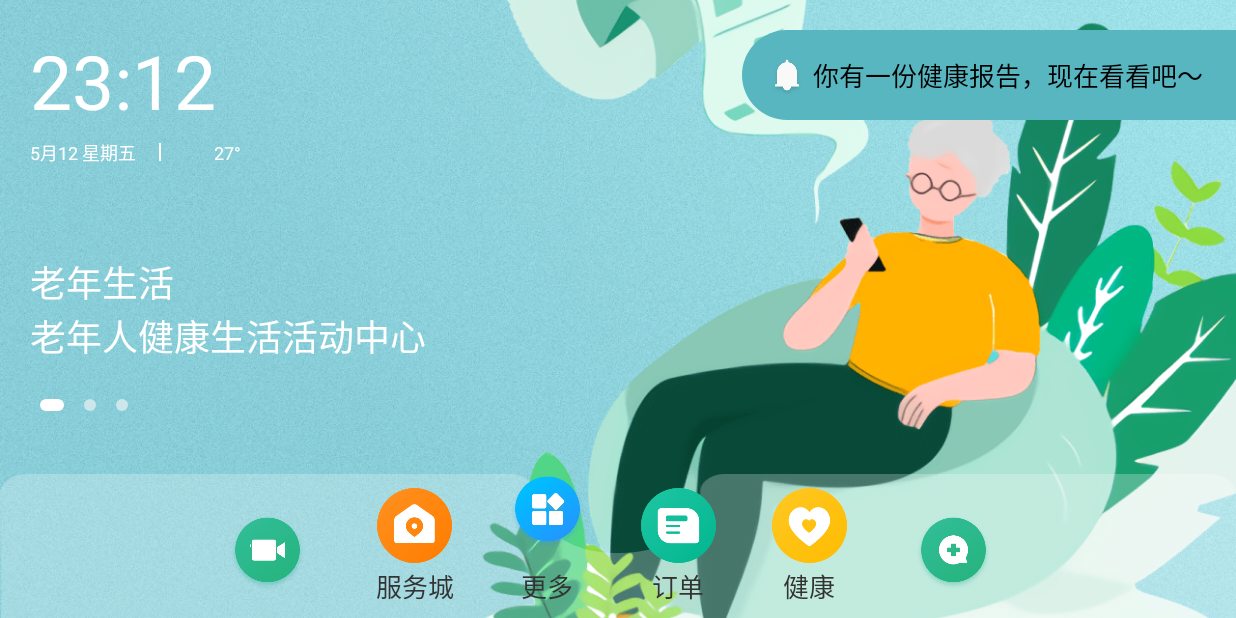
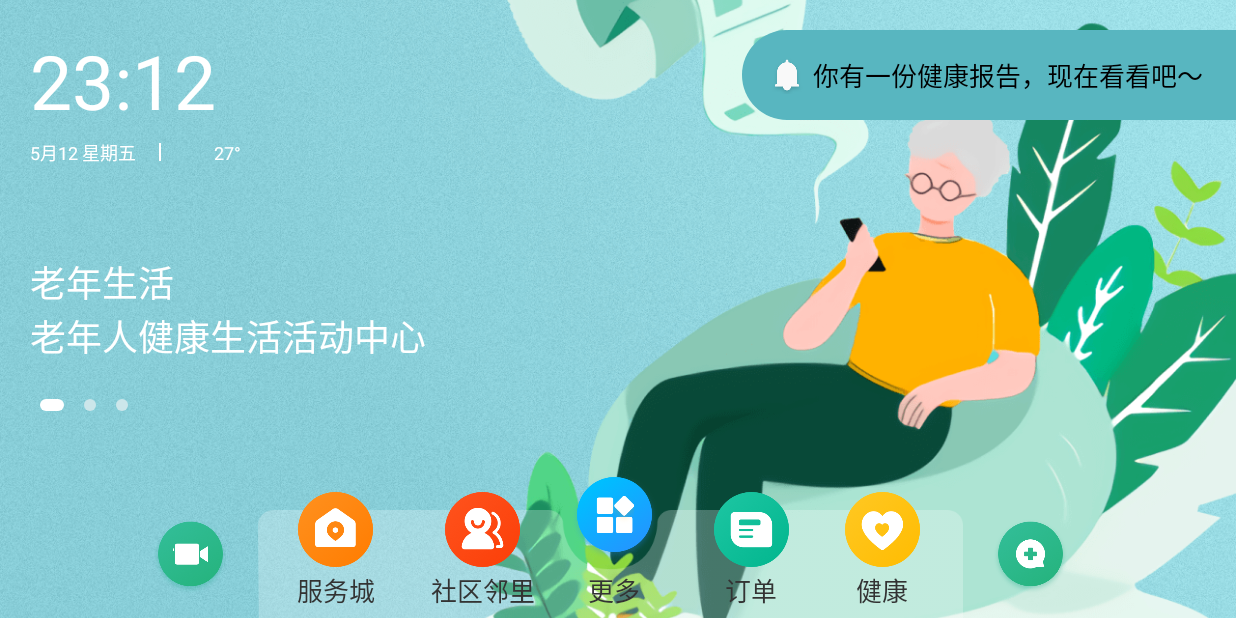
Before and after one commit to xiaochedexinyang1/music, an Android app: the LauncherFragment screen opened through its navigation route, on a phone screen of 824 x 412 dp (held sideways). Run offline under Robolectric (Android 15) with nearby library versions, the phone set to English and light mode, and no system bars; libraries missing offline, so code that uses them is left out: cn.iflyos.iace, com.nineoldandroids.view, jp.wasabeef.blurry; pictures from the network do not load.

Commit message:
修改页面

```diff
--- a/app/src/main/res/layout/fragment_lancher_bottom_layout.xml
+++ b/app/src/main/res/layout/fragment_lancher_bottom_layout.xml
@@ -2,7 +2,6 @@
 <LinearLayout xmlns:android="http://schemas.android.com/apk/res/android"
     android:layout_width="match_parent"
     android:layout_height="wrap_content"
-    android:background="@drawable/icon_home_bom_bg"
     android:orientation="vertical">
 
     <LinearLayout
@@ -17,6 +16,7 @@
             android:layout_width="wrap_content"
             android:layout_height="wrap_content"
             android:layout_marginBottom="16dp"
+            android:layout_marginRight="20dp"
             android:orientation="vertical">
 
             <ImageView
@@ -25,11 +25,29 @@
                 android:src="@drawable/icon_viideo" />
         </LinearLayout>
 
+        <RelativeLayout
+            android:layout_width="wrap_content"
+            android:layout_height="wrap_content"
+            android:gravity="center|bottom">
+
+            <LinearLayout
+                android:layout_width="470dp"
+                android:layout_height="72dp"
+                android:layout_alignParentBottom="true"
+                android:background="@drawable/icon_home_bom_bg"
+                android:orientation="horizontal" />
 
             <LinearLayout
                 android:layout_width="wrap_content"
                 android:layout_height="wrap_content"
-            android:layout_marginLeft="47dp"
+                android:layout_alignParentBottom="true"
+                android:gravity="center|bottom"
+                android:orientation="horizontal">
+
+                <LinearLayout
+                    android:layout_width="wrap_content"
+                    android:layout_height="wrap_content"
+                    android:layout_marginLeft="26dp"
                     android:layout_marginBottom="5dp"
                     android:gravity="center|bottom"
                     android:orientation="vertical">
@@ -49,7 +67,6 @@
                 </LinearLayout>
 
                 <LinearLayout
-            android:id="@+id/ll_more"
                     android:layout_width="wrap_content"
                     android:layout_height="wrap_content"
                     android:layout_marginLeft="37dp"
@@ -60,12 +77,35 @@
                     <ImageView
                         android:layout_width="50dp"
                         android:layout_height="50dp"
+                        android:src="@drawable/icon_lingli" />
+
+                    <TextView
+                        android:layout_width="wrap_content"
+                        android:layout_height="wrap_content"
+                        android:layout_marginTop="2dp"
+                        android:text="社区邻里"
+                        android:textColor="@color/color_333"
+                        android:textSize="17sp" />
+                </LinearLayout>
+
+                <LinearLayout
+                    android:id="@+id/ll_more"
+                    android:layout_width="wrap_content"
+                    android:layout_height="wrap_content"
+                    android:layout_marginLeft="24dp"
+                    android:layout_marginBottom="5dp"
+                    android:gravity="center|bottom"
+                    android:orientation="vertical">
+
+                    <ImageView
+                        android:layout_width="58dp"
+                        android:layout_height="58dp"
                         android:src="@drawable/icon_more" />
 
                     <TextView
                         android:layout_width="wrap_content"
                         android:layout_height="wrap_content"
-                android:layout_marginTop="11dp"
+                        android:layout_marginTop="6dp"
                         android:text="更多"
                         android:textColor="@color/color_333"
                         android:textSize="17sp" />
@@ -98,6 +138,7 @@
                     android:layout_width="wrap_content"
                     android:layout_height="wrap_content"
                     android:layout_marginLeft="37dp"
+                    android:layout_marginRight="26dp"
                     android:layout_marginBottom="5dp"
                     android:gravity="center|bottom"
                     android:orientation="vertical">
@@ -115,12 +156,13 @@
                         android:textColor="@color/color_333"
                         android:textSize="17sp" />
                 </LinearLayout>
-
+            </LinearLayout>
+        </RelativeLayout>
 
         <LinearLayout
             android:layout_width="wrap_content"
             android:layout_height="wrap_content"
-            android:layout_marginLeft="46dp"
+            android:layout_marginLeft="20dp"
             android:layout_marginBottom="16dp"
             android:gravity="center|bottom"
             android:orientation="vertical">
```
Lines whose indentation alone changed are shown as unchanged.
